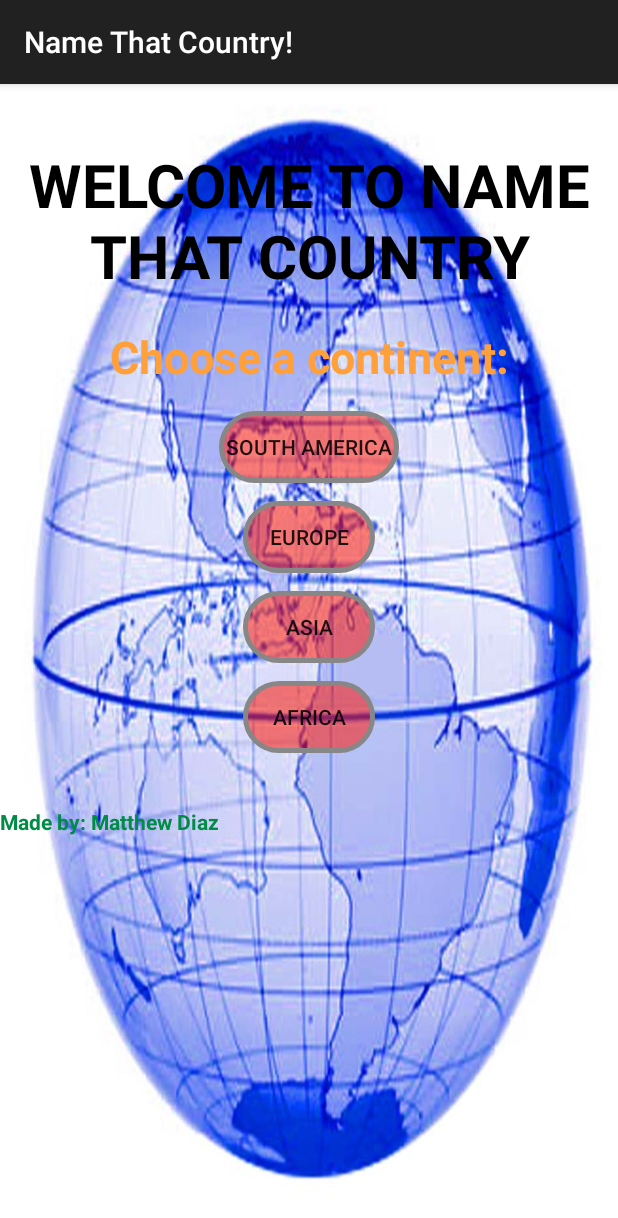
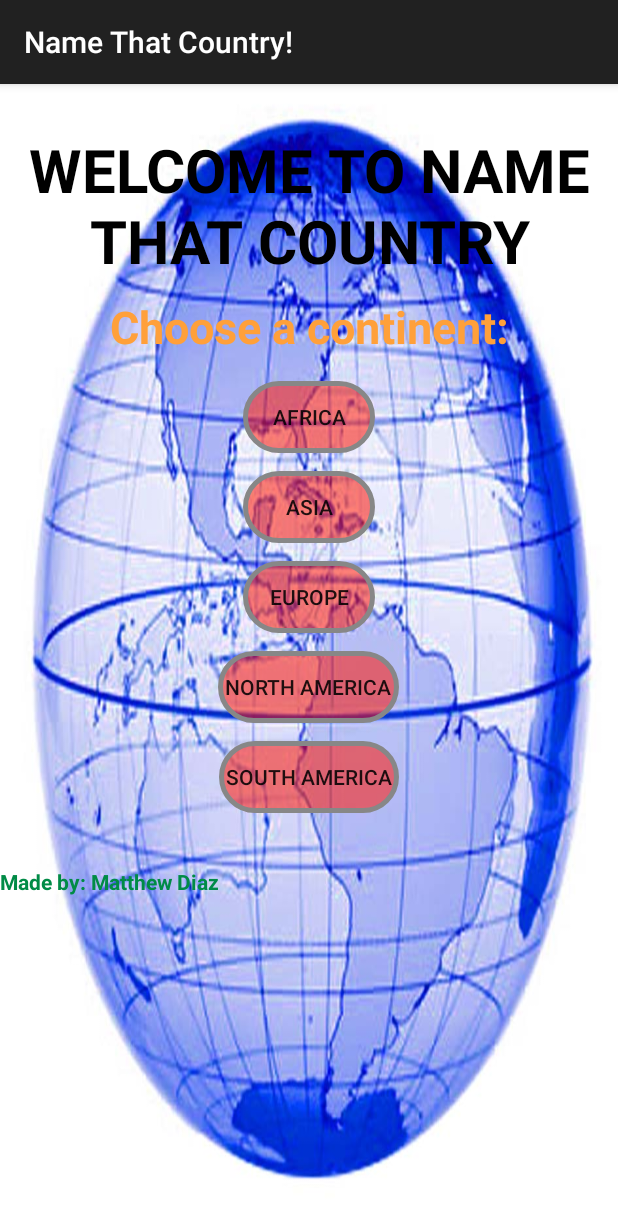
Before and after one commit to matthewddiaz/Android, an Android app: the screen it shows after launch (Opener), on a phone screen of 412 x 824 dp. Shown: the top 1218 px of the screen. Run offline under Robolectric (Android 15) with nearby library versions, the phone set to English and light mode, and no system bars.

Commit message:
Fix. Order of Buttons in Opener.java are alphabetic. Added another button in welcome_page.xml

```diff
--- a/NameThatCountry/app/src/main/res/drawable/button_design.xml
+++ b/NameThatCountry/app/src/main/res/drawable/button_design.xml
@@ -15,7 +15,7 @@
         />
 
     <size
-        android:height="30dp"
+        android:height="25dp"
         android:width="30dp"
         />
 
--- a/NameThatCountry/app/src/main/res/layout/opener_question.xml
+++ b/NameThatCountry/app/src/main/res/layout/opener_question.xml
@@ -1,5 +1,6 @@
 <?xml version="1.0" encoding="utf-8"?>
 <!-- Added opener_image.jpg using android:background-->
+    <!-- This file uses strings from welcome_page.xml-->
 <LinearLayout xmlns:android="http://schemas.android.com/apk/res/android"
     android:orientation="vertical" android:layout_width="match_parent"
     android:background="@drawable/opener_image"
@@ -12,8 +13,7 @@
         android:layout_height="wrap_content"
         android:text="@string/welcome_text"
         android:textColor="#ff000000"
-        android:layout_marginTop="40dp"
-        android:layout_marginBottom="10dp"
+        android:layout_marginTop="30dp"
         android:textSize="40dp"
         android:textStyle="bold"
         android:textAllCaps="true"
@@ -43,7 +43,6 @@
         android:onClick="option1_handler"
         />
 
-    <!--Designed own button shape which background uses -->
     <Button
         android:id="@+id/option_2"
         android:layout_margin="6dp"
@@ -53,8 +52,9 @@
         android:layout_gravity="center"
         android:text="@string/continent2"
         android:onClick="option2_handler"
-    />
+        />
 
+    <!--Designed own button shape which background uses -->
     <Button
         android:id="@+id/option_3"
         android:layout_margin="6dp"
@@ -64,10 +64,8 @@
         android:layout_gravity="center"
         android:text="@string/continent3"
         android:onClick="option3_handler"
-        />
+    />
 
-    <!-- Padding is for how big you want the button-->
-    <!-- Margin is for much space you want between buttons-->
     <Button
         android:id="@+id/option_4"
         android:layout_margin="6dp"
@@ -77,6 +75,19 @@
         android:layout_gravity="center"
         android:text="@string/continent4"
         android:onClick="option4_handler"
+        />
+
+    <!-- Padding is for how big you want the button-->
+    <!-- Margin is for much space you want between buttons-->
+    <Button
+        android:id="@+id/option_5"
+        android:layout_margin="6dp"
+        android:layout_width="wrap_content"
+        android:layout_height="wrap_content"
+        android:background="@drawable/button_design"
+        android:layout_gravity="center"
+        android:text="@string/continent5"
+        android:onClick="option5_handler"
         />
     <TextView
         android:id="@+id/creator"
--- a/NameThatCountry/app/src/main/res/values/welcome_page.xml
+++ b/NameThatCountry/app/src/main/res/values/welcome_page.xml
@@ -2,10 +2,11 @@
 <resources>
     <string name="welcome_text"> Welcome to Name That Country</string>
     <string name="welcome_q_text"> Choose a continent: </string>
-    <string name="continent1">South America</string>
-    <string name="continent2">Europe</string>
-    <string name="continent3">Asia</string>
-    <string name="continent4">Africa</string>
+    <string name="continent1">Africa</string>
+    <string name="continent2">Asia</string>
+    <string name="continent3">Europe</string>
+    <string name="continent4">North America</string>
+    <string name="continent5">South America</string>
     <string name="creator_text">Made by: Matthew Diaz</string>
 
 </resources>
```
Also changed, not shown: NameThatCountry/app/src/main/java/com/matthewddiaz/namethatcountry/Opener.java (+33 -27 lines).
